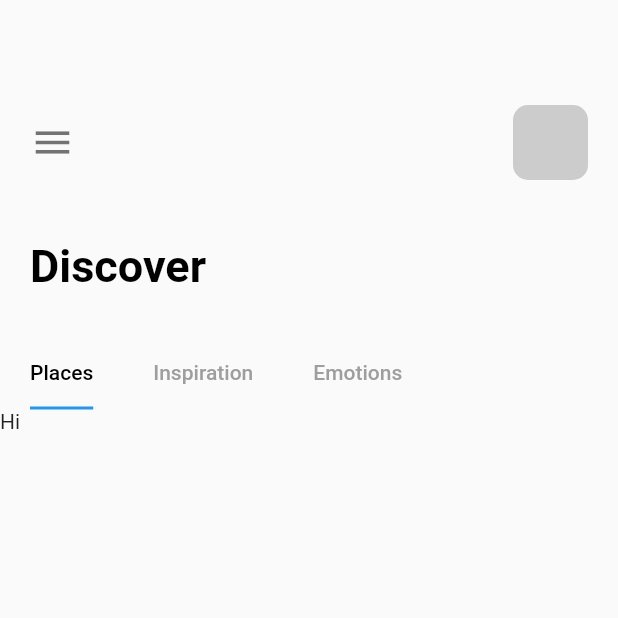
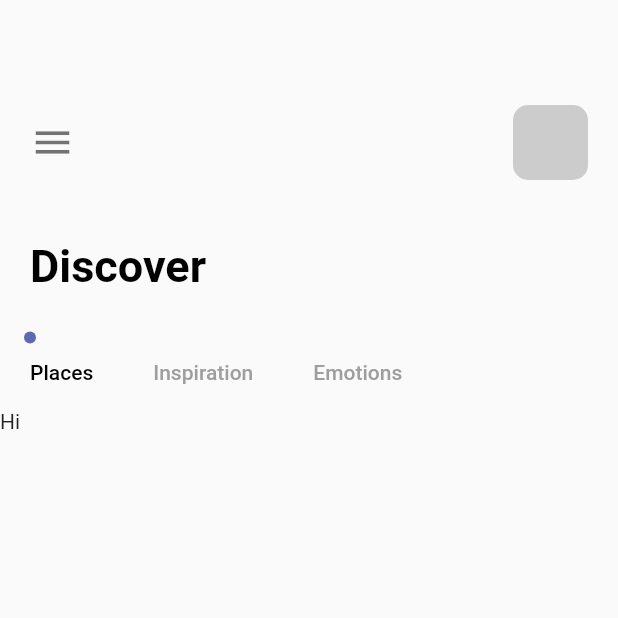
Before and after one commit to joaovieira23/travel-app, a Flutter app: the screen it shows after launch, on a phone screen of 412 x 824 dp, the top half of it. Run offline on Flutter 3.47's test engine with Material 2 defaults, Android fonts, the phone set to English and light mode, and no system bars.

Commit message:
feat: building custom indicator for tabbar

```diff
--- a/lib/pages/navpages/home_page.dart
+++ b/lib/pages/navpages/home_page.dart
@@ -1,6 +1,7 @@
 import 'package:flutter/material.dart';
 import 'package:flutter/src/foundation/key.dart';
 import 'package:flutter/src/widgets/framework.dart';
+import 'package:travel_app/misc/colors.dart';
 import 'package:travel_app/widgets/app_large_text.dart';
 
 class HomePage extends StatefulWidget {
@@ -56,6 +57,7 @@ class _HomePageState extends State<HomePage> with TickerProviderStateMixin {
                   unselectedLabelColor: Colors.grey,
                   isScrollable: true,
                   indicatorSize: TabBarIndicatorSize.label,
+                  indicator: CircleTabIndicator(color: AppColors.mainColor, radius: 4),
                   tabs: [
                     Tab(text: 'Places'),
                     Tab(text: 'Inspiration'),
@@ -80,3 +82,37 @@ class _HomePageState extends State<HomePage> with TickerProviderStateMixin {
         );
       }
     }
+
+
+    class CircleTabIndicator extends Decoration {
+      final Color color;
+      double radius;
+      CircleTabIndicator({
+        required this.color, required this.radius
+      });
+      @override
+      BoxPainter createBoxPainter([VoidCallback? onChanged]) {
+    // TODO: implement createBoxPainter
+        return _CirclePainter(color: color, radius: radius);
+      }
+
+
+    }
+
+    class _CirclePainter extends BoxPainter {
+      final Color color;
+      double radius;
+      _CirclePainter({
+        required this.color, required this.radius
+      });
+
+      @override
+      void paint(Canvas canvas, Offset offset, ImageConfiguration configuration) {
+        Paint _paint = Paint();
+        _paint.color = color;
+        _paint.isAntiAlias = true;
+
+        canvas.drawCircle(offset, radius, _paint);
+      }
+
+    }
```
